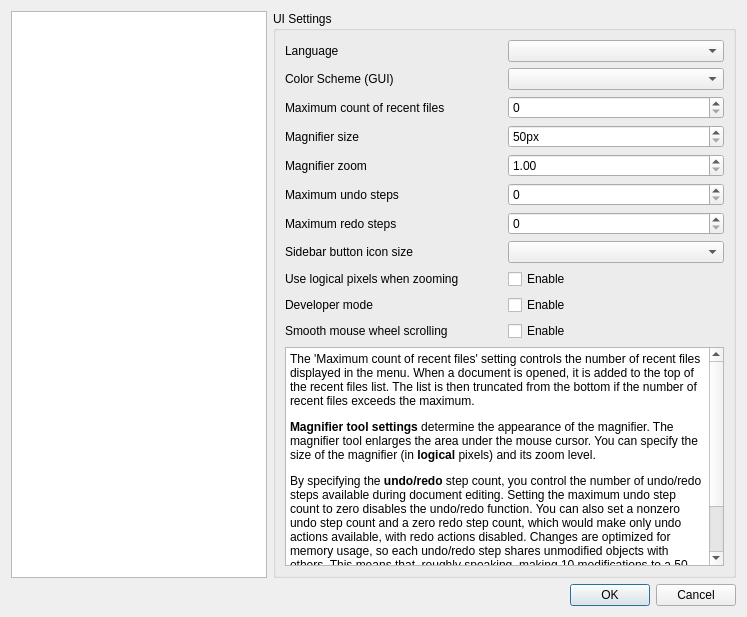
Qt form Pdf4QtLibGui/pdfviewersettingsdialog.ui (studio-berry/loop) before a commit.
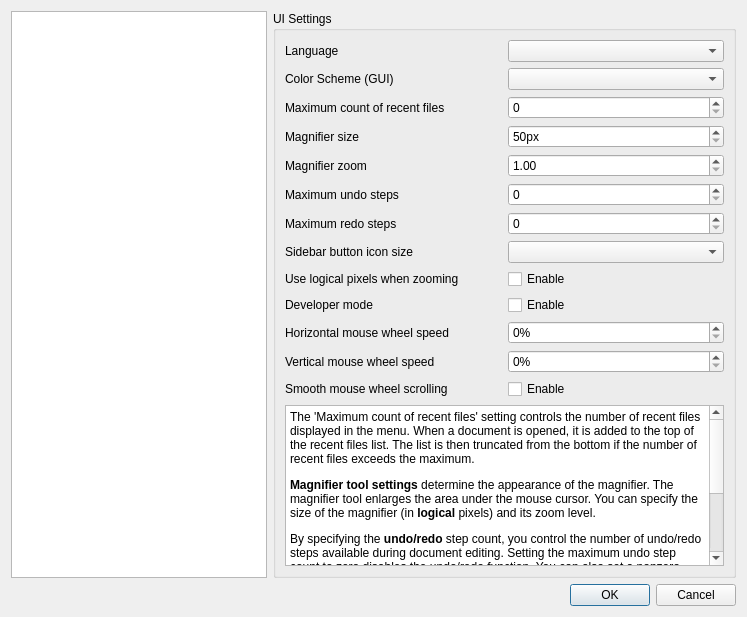
The same form after that commit.

Patch:
```diff
--- a/Pdf4QtLibGui/pdfviewersettingsdialog.ui
+++ b/Pdf4QtLibGui/pdfviewersettingsdialog.ui
@@ -1051,7 +1051,7 @@
                 </property>
                </widget>
               </item>
-              <item row="10" column="0">
+              <item row="12" column="0">
                <widget class="QLabel" name="smoothMiddleMouseScrollingLabel">
                 <property name="text">
                  <string>Smooth mouse wheel scrolling</string>
@@ -1068,13 +1068,41 @@
               <item row="0" column="1">
                <widget class="QComboBox" name="languageCombo"/>
               </item>
-              <item row="10" column="1">
+              <item row="12" column="1">
                <widget class="QCheckBox" name="smoothMiddleMouseScrollingCheckBox">
                 <property name="text">
                  <string>Enable</string>
                 </property>
                </widget>
               </item>
+              <item row="10" column="0">
+               <widget class="QLabel" name="horizontalMouseWheelScrollSpeedLabel">
+                <property name="text">
+                 <string>Horizontal mouse wheel speed</string>
+                </property>
+               </widget>
+              </item>
+              <item row="10" column="1">
+               <widget class="QSpinBox" name="horizontalMouseWheelScrollSpeedEdit">
+                <property name="suffix">
+                 <string>%</string>
+                </property>
+               </widget>
+              </item>
+              <item row="11" column="0">
+               <widget class="QLabel" name="verticalMouseWheelScrollSpeedLabel">
+                <property name="text">
+                 <string>Vertical mouse wheel speed</string>
+                </property>
+               </widget>
+              </item>
+              <item row="11" column="1">
+               <widget class="QSpinBox" name="verticalMouseWheelScrollSpeedEdit">
+                <property name="suffix">
+                 <string>%</string>
+                </property>
+               </widget>
+              </item>
              </layout>
             </item>
             <item>
```
